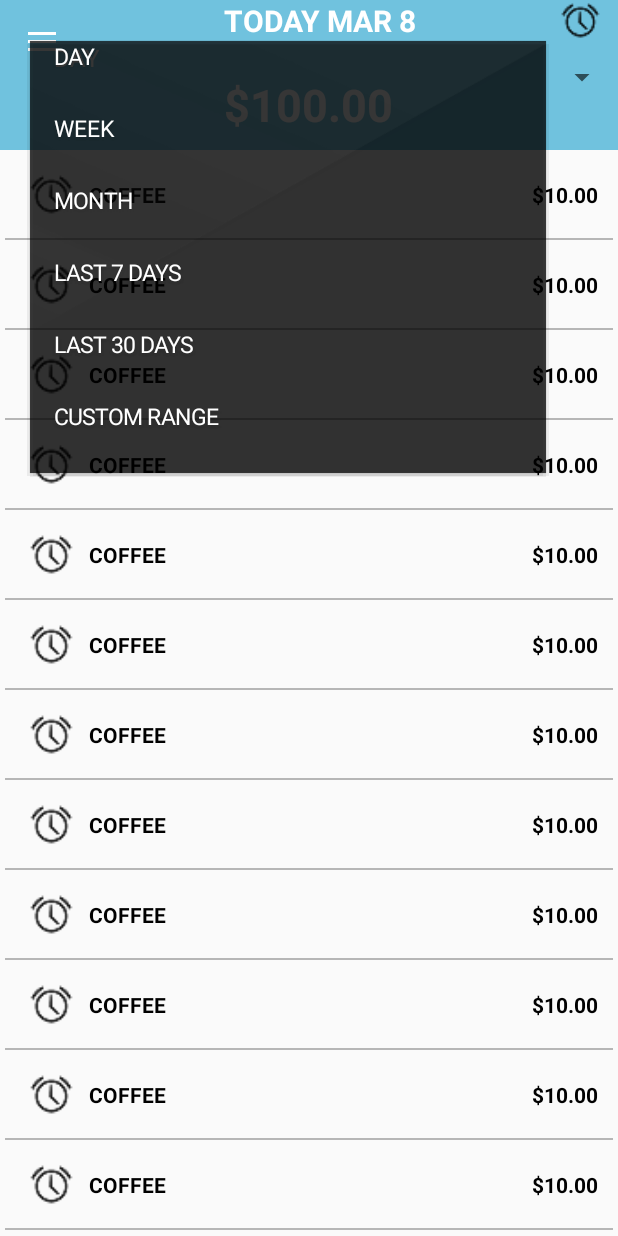
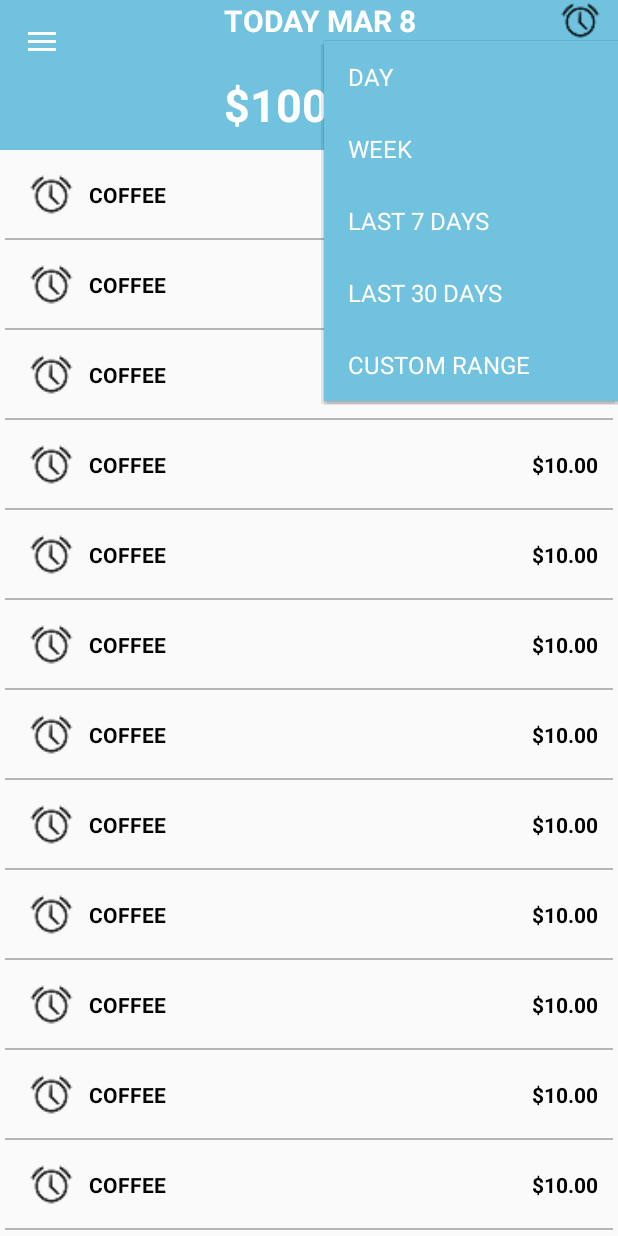
Before and after one commit to fawadhussain/Where-smy-money-app, an Android app: the screen it shows after launch (MainActivity), after a tap on an icon or button, on a phone screen of 412 x 824 dp. Run offline under Robolectric (Android 15) with nearby library versions, the phone set to English and light mode, and no system bars.

Commit message:
Implement  drop down menu clicking on clock image

```diff
--- a/app/src/main/java/com/example/wsmm/activity/MainActivity.java
+++ b/app/src/main/java/com/example/wsmm/activity/MainActivity.java
@@ -1,16 +1,15 @@
 package com.example.wsmm.activity;
 
 import android.app.DatePickerDialog;
-import android.graphics.Color;
 import android.os.Bundle;
 import android.support.v4.app.FragmentManager;
 import android.support.v4.app.FragmentTransaction;
 import android.support.v4.widget.DrawerLayout;
+import android.support.v7.widget.PopupMenu;
 import android.support.v7.widget.Toolbar;
-import android.view.Gravity;
+
+import android.view.MenuItem;
 import android.view.View;
-import android.widget.AdapterView;
-import android.widget.ArrayAdapter;
 import android.widget.DatePicker;
 import android.widget.Spinner;
 import android.widget.TextView;
@@ -24,7 +23,7 @@ import com.example.wsmm.fragment.NavigationDrawerFragment;
 import java.util.Calendar;
 
 
-public class MainActivity extends BaseActivity implements View.OnClickListener, PrimaryFragment.OnUpdateToolBar, AdapterView.OnItemSelectedListener {
+public class MainActivity extends BaseActivity implements View.OnClickListener, PrimaryFragment.OnUpdateToolBar ,PopupMenu.OnMenuItemClickListener {
 
 
     Calendar cal;
@@ -62,6 +61,8 @@ public class MainActivity extends BaseActivity implements View.OnClickListener,
         mFragmentTransaction.replace(R.id.containerView, new TabFragment()).commit();
         findViewById(R.id.date_picker).setOnClickListener(this);
 
+
+
     }
 
     @Override
@@ -70,10 +71,6 @@ public class MainActivity extends BaseActivity implements View.OnClickListener,
         switch (v.getId()) {
             case R.id.date_picker:
 
-                   /* date_picker = new DatePickerDialog(this, this, cal.get(Calendar.YEAR), cal.get(Calendar.MONTH), cal.get(Calendar.DAY_OF_MONTH));
-                    date_picker.show();*/
-
-                // R.style.DialogTheme
                 new DatePickerDialog(MainActivity.this, R.style.DialogTheme, new DatePickerDialog.OnDateSetListener() {
                     @Override
                     public void onDateSet(DatePicker view, int year, int monthOfYear, int dayOfMonth) {
@@ -88,8 +85,11 @@ public class MainActivity extends BaseActivity implements View.OnClickListener,
                 break;
 
             case R.id.period_picker:
-                addSpinner();
-                spinnerFormatting();
+
+                PopupMenu popupMenu = new PopupMenu(MainActivity.this, v);
+                popupMenu.setOnMenuItemClickListener(MainActivity.this);
+                popupMenu.inflate(R.menu.popup_menu);
+                popupMenu.show();
 
 
                 break;
@@ -107,63 +107,8 @@ public class MainActivity extends BaseActivity implements View.OnClickListener,
     }
 
 
-    private void addSpinner() {
-        spinner = (Spinner) findViewById(R.id.spinner);
-        spinner.setVisibility(View.VISIBLE);
-        spinner.performClick();
-        spinner.setSelected(false);
-        spinner.setSelection(-1);
-        spinner.setOnItemSelectedListener(this);
-
-    }
-
-    @Override
-    public void onItemSelected(AdapterView<?> parent, View view, int position, long id) {
 
 
-        if (position == 0) {
-
-            spinner.setVisibility(View.VISIBLE);
-
-        } else {
-
-            spinner.setVisibility(View.GONE);
-
-        }
-
-
-    }
-
-    @Override
-    public void onNothingSelected(AdapterView<?> parent) {
-
-        Toast.makeText(getApplicationContext(), "onNothing Selected", Toast.LENGTH_SHORT).show();
-
-    }
-
-    private void spinnerFormatting() {
-        ArrayAdapter<String> adapter1 = new ArrayAdapter<String>(this, android.R.layout.simple_list_item_1,
-                getResources().getStringArray(R.array.period_arrays)) {
-            public View getView(int position, View convertView, android.view.ViewGroup parent) {
-                View v = super.getView(position, convertView, parent);
-                ((TextView) v).setTextColor(Color.parseColor("#FFFFFF"));
-                ((TextView) v).setGravity(Gravity.LEFT);
-
-                return v;
-            }
-
-            public View getDropDownView(int position, View convertView, android.view.ViewGroup parent) {
-                View v = super.getView(position, convertView, parent);
-                ((TextView) v).setTextColor(Color.parseColor("#FFFFFF"));
-                ((TextView) v).setGravity(Gravity.LEFT);
-                ((TextView) v).setTextSize(15);
-
-                return v;
-            }
-        };
-        adapter1.setDropDownViewResource(android.R.layout.simple_spinner_dropdown_item);
-        spinner.setAdapter(adapter1);
-    }
 
 
     private String getMonth(int i) {
@@ -217,4 +162,26 @@ public class MainActivity extends BaseActivity implements View.OnClickListener,
         return "";
     }
 
+    @Override
+    public boolean onMenuItemClick(MenuItem item) {
+        switch (item.getItemId()) {
+            case R.id.item_day:
+                Toast.makeText(this, "Day", Toast.LENGTH_SHORT).show();
+                return true;
+            case R.id.item_week:
+                Toast.makeText(this, "Week", Toast.LENGTH_SHORT).show();
+                return true;
+            case R.id.item_seven_days:
+                Toast.makeText(this, "Seven", Toast.LENGTH_SHORT).show();
+                return true;
+            case R.id.item_thirty_days:
+                Toast.makeText(this, "Thirty", Toast.LENGTH_SHORT).show();
+                return true;
+            case R.id.item_custom_range:
+                Toast.makeText(this, "Custom", Toast.LENGTH_SHORT).show();
+                return true;
+        }
+
+        return false;
+    }
 }
--- a/app/src/main/res/layout/activity_main.xml
+++ b/app/src/main/res/layout/activity_main.xml
@@ -34,18 +34,6 @@
             android:textColor="@color/white"
             android:textSize="20sp"
             android:textStyle="bold" />
-
-
-        <Spinner
-            android:id="@+id/spinner"
-            android:layout_width="match_parent"
-            android:layout_height="wrap_content"
-            android:layout_alignParentRight="true"
-            android:layout_below="@+id/period_picker"
-            android:layout_marginLeft="20dp"
-            android:popupBackground="@drawable/nav_logo">
-
-        </Spinner>
 
 
         <TextView
--- /dev/null
+++ b/app/src/main/res/menu/popup_menu.xml
@@ -0,0 +1,31 @@
+<?xml version="1.0" encoding="utf-8"?>
+<menu xmlns:android="http://schemas.android.com/apk/res/android"
+    xmlns:app="http://schemas.android.com/apk/res-auto">
+
+    <item
+        android:id="@+id/item_day"
+        app:showAsAction="ifRoom|withText"
+        android:title="@string/day"
+        android:visible="true"/>
+    <item
+        android:id="@+id/item_week"
+        app:showAsAction="ifRoom|withText"
+        android:title="@string/week"
+        android:visible="true"/>
+    <item
+        android:id="@+id/item_seven_days"
+        app:showAsAction="ifRoom|withText"
+        android:title="@string/seven_days"
+        android:visible="true"/>
+    <item
+        android:id="@+id/item_thirty_days"
+        app:showAsAction="ifRoom|withText"
+        android:title="@string/thirty_days"
+        android:visible="true"/>
+    <item
+        android:id="@+id/item_custom_range"
+        app:showAsAction="ifRoom|withText"
+        android:title="@string/custom_range"
+        android:visible="true"/>
+
+</menu>
--- a/app/src/main/res/values/strings.xml
+++ b/app/src/main/res/values/strings.xml
@@ -12,17 +12,11 @@
     <string name="date">Date</string>
     <string name="price">$100.00</string>
     <string name="title">Title</string>
-
-    <string-array name="period_arrays">
-        <item>DAY</item>
-        <item>WEEK</item>
-        <item>MONTH</item>
-        <item>LAST 7 DAYS</item>
-        <item>LAST 30 DAYS</item>
-        <item>CUSTOM RANGE</item>
-
-
-    </string-array>
+    <string name="day">DAY</string>
+    <string name="week">WEEK</string>
+    <string name="seven_days">LAST 7 DAYS</string>
+    <string name="thirty_days">LAST 30 DAYS</string>
+    <string name="custom_range">CUSTOM RANGE</string>
 
 
 </resources>
--- a/app/src/main/res/values/styles.xml
+++ b/app/src/main/res/values/styles.xml
@@ -5,6 +5,12 @@
         <!-- Customize your theme here. -->
         <item name="colorPrimary">@color/primary</item>
         <item name="colorPrimaryDark">@color/primary_dark</item>
+
+        <item name="popupMenuStyle">@style/popupMenuStyle</item>
+        <item name="android:textAppearanceSmallPopupMenu">@style/myPopupMenuTextAppearanceSmall
+        </item>
+        <item name="android:textAppearanceLargePopupMenu">@style/myPopupMenuTextAppearanceLarge
+        </item>
     </style>
 
     <style name="MyDatePickerDialogTheme" parent="AppTheme">
@@ -19,4 +25,18 @@
         <item name="colorAccent">@color/primary</item>
     </style>
 
+
+    <style name="popupMenuStyle" parent="Widget.AppCompat.PopupMenu">
+        <item name="android:popupBackground">@color/primary</item>
+        <item name="android:textColor">@color/white</item>
+    </style>
+
+    <style name="myPopupMenuTextAppearanceSmall" parent="@android:style/TextAppearance.DeviceDefault.Widget.PopupMenu.Small">
+        <item name="android:textColor">@color/white</item>
+    </style>
+
+    <style name="myPopupMenuTextAppearanceLarge" parent="@android:style/TextAppearance.DeviceDefault.Widget.PopupMenu.Large">
+        <item name="android:textColor">@color/white</item>
+    </style>
+
 </resources>
```
